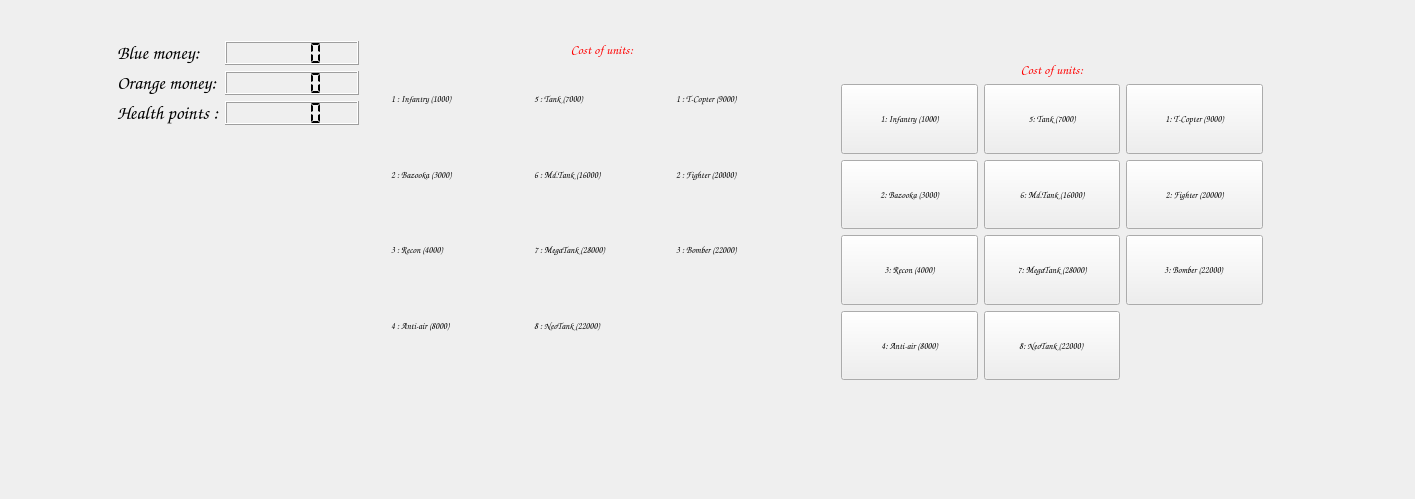
Qt form AdvanceWars/mainwindow.ui (ulb-be-pauleroy/QtCuteSmart_Advance_Wars) before a commit.
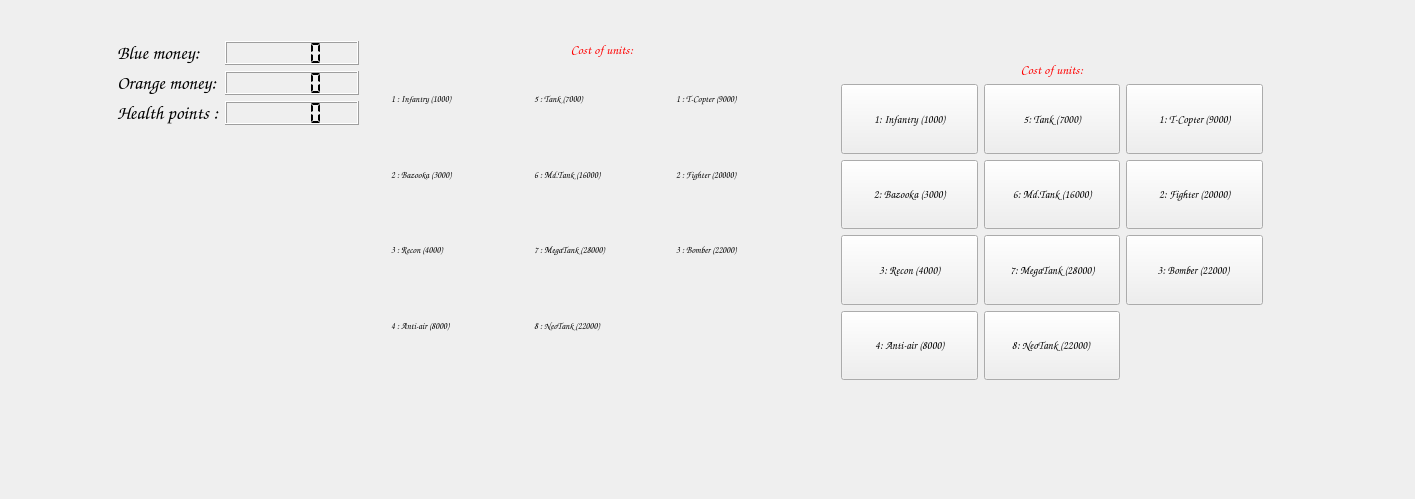
The same form after that commit.

Commit message: Continues working on mainWindow (WATCH OUT: CONTROLS HAVE CHANGED

The edit to the form file:
```diff
--- a/AdvanceWars/mainwindow.ui
+++ b/AdvanceWars/mainwindow.ui
@@ -318,7 +318,7 @@
     <property name="font">
      <font>
       <family>Comic Sans MS</family>
-      <pointsize>7</pointsize>
+      <pointsize>8</pointsize>
       <weight>75</weight>
       <bold>true</bold>
      </font>
@@ -358,12 +358,26 @@
            <verstretch>0</verstretch>
           </sizepolicy>
          </property>
+         <property name="font">
+          <font>
+           <pointsize>8</pointsize>
+          </font>
+         </property>
+         <property name="cursor">
+          <cursorShape>PointingHandCursor</cursorShape>
+         </property>
          <property name="layoutDirection">
           <enum>Qt::LeftToRight</enum>
          </property>
          <property name="text">
           <string>5: Tank (7000)</string>
          </property>
+         <property name="iconSize">
+          <size>
+           <width>30</width>
+           <height>20</height>
+          </size>
+         </property>
         </widget>
        </item>
        <item row="3" column="0">
@@ -374,12 +388,26 @@
            <verstretch>0</verstretch>
           </sizepolicy>
          </property>
+         <property name="font">
+          <font>
+           <pointsize>8</pointsize>
+          </font>
+         </property>
+         <property name="cursor">
+          <cursorShape>PointingHandCursor</cursorShape>
+         </property>
          <property name="layoutDirection">
           <enum>Qt::LeftToRight</enum>
          </property>
          <property name="text">
           <string>4: Anti-air (8000)</string>
          </property>
+         <property name="iconSize">
+          <size>
+           <width>30</width>
+           <height>20</height>
+          </size>
+         </property>
         </widget>
        </item>
        <item row="2" column="0">
@@ -390,12 +418,26 @@
            <verstretch>0</verstretch>
           </sizepolicy>
          </property>
+         <property name="font">
+          <font>
+           <pointsize>8</pointsize>
+          </font>
+         </property>
+         <property name="cursor">
+          <cursorShape>PointingHandCursor</cursorShape>
+         </property>
          <property name="layoutDirection">
           <enum>Qt::LeftToRight</enum>
          </property>
          <property name="text">
           <string>3: Recon (4000)</string>
          </property>
+         <property name="iconSize">
+          <size>
+           <width>30</width>
+           <height>20</height>
+          </size>
+         </property>
         </widget>
        </item>
        <item row="0" column="0">
@@ -406,12 +448,26 @@
            <verstretch>0</verstretch>
           </sizepolicy>
          </property>
+         <property name="font">
+          <font>
+           <pointsize>8</pointsize>
+          </font>
+         </property>
+         <property name="cursor">
+          <cursorShape>PointingHandCursor</cursorShape>
+         </property>
          <property name="layoutDirection">
           <enum>Qt::LeftToRight</enum>
          </property>
          <property name="text">
           <string>1: Infantry (1000)</string>
          </property>
+         <property name="iconSize">
+          <size>
+           <width>30</width>
+           <height>20</height>
+          </size>
+         </property>
         </widget>
        </item>
        <item row="1" column="0">
@@ -422,12 +478,26 @@
            <verstretch>0</verstretch>
           </sizepolicy>
          </property>
+         <property name="font">
+          <font>
+           <pointsize>8</pointsize>
+          </font>
+         </property>
+         <property name="cursor">
+          <cursorShape>PointingHandCursor</cursorShape>
+         </property>
          <property name="layoutDirection">
           <enum>Qt::LeftToRight</enum>
          </property>
          <property name="text">
           <string>2: Bazooka (3000)</string>
          </property>
+         <property name="iconSize">
+          <size>
+           <width>30</width>
+           <height>20</height>
+          </size>
+         </property>
         </widget>
        </item>
        <item row="0" column="2">
@@ -438,12 +508,26 @@
            <verstretch>0</verstretch>
           </sizepolicy>
          </property>
+         <property name="font">
+          <font>
+           <pointsize>8</pointsize>
+          </font>
+         </property>
+         <property name="cursor">
+          <cursorShape>PointingHandCursor</cursorShape>
+         </property>
          <property name="layoutDirection">
           <enum>Qt::LeftToRight</enum>
          </property>
          <property name="text">
           <string>1: T-Copter (9000)</string>
          </property>
+         <property name="iconSize">
+          <size>
+           <width>30</width>
+           <height>20</height>
+          </size>
+         </property>
         </widget>
        </item>
        <item row="1" column="1">
@@ -454,12 +538,26 @@
            <verstretch>0</verstretch>
           </sizepolicy>
          </property>
+         <property name="font">
+          <font>
+           <pointsize>8</pointsize>
+          </font>
+         </property>
+         <property name="cursor">
+          <cursorShape>PointingHandCursor</cursorShape>
+         </property>
          <property name="layoutDirection">
           <enum>Qt::LeftToRight</enum>
          </property>
          <property name="text">
           <string>6: Md.Tank (16000)</string>
          </property>
+         <property name="iconSize">
+          <size>
+           <width>30</width>
+           <height>20</height>
+          </size>
+         </property>
         </widget>
        </item>
        <item row="2" column="1">
@@ -470,12 +568,26 @@
            <verstretch>0</verstretch>
           </sizepolicy>
          </property>
+         <property name="font">
+          <font>
+           <pointsize>8</pointsize>
+          </font>
+         </property>
+         <property name="cursor">
+          <cursorShape>PointingHandCursor</cursorShape>
+         </property>
          <property name="layoutDirection">
           <enum>Qt::LeftToRight</enum>
          </property>
          <property name="text">
           <string>7: MegaTank (28000)</string>
          </property>
+         <property name="iconSize">
+          <size>
+           <width>30</width>
+           <height>20</height>
+          </size>
+         </property>
         </widget>
        </item>
        <item row="3" column="1">
@@ -486,12 +598,26 @@
            <verstretch>0</verstretch>
           </sizepolicy>
          </property>
+         <property name="font">
+          <font>
+           <pointsize>8</pointsize>
+          </font>
+         </property>
+         <property name="cursor">
+          <cursorShape>PointingHandCursor</cursorShape>
+         </property>
          <property name="layoutDirection">
           <enum>Qt::LeftToRight</enum>
          </property>
          <property name="text">
           <string>8: NeoTank (22000) </string>
          </property>
+         <property name="iconSize">
+          <size>
+           <width>30</width>
+           <height>20</height>
+          </size>
+         </property>
         </widget>
        </item>
        <item row="1" column="2">
@@ -502,12 +628,26 @@
            <verstretch>0</verstretch>
           </sizepolicy>
          </property>
+         <property name="font">
+          <font>
+           <pointsize>8</pointsize>
+          </font>
+         </property>
+         <property name="cursor">
+          <cursorShape>PointingHandCursor</cursorShape>
+         </property>
          <property name="layoutDirection">
           <enum>Qt::LeftToRight</enum>
          </property>
          <property name="text">
           <string>2: Fighter (20000)</string>
          </property>
+         <property name="iconSize">
+          <size>
+           <width>30</width>
+           <height>20</height>
+          </size>
+         </property>
         </widget>
        </item>
        <item row="2" column="2">
@@ -518,12 +658,26 @@
            <verstretch>0</verstretch>
           </sizepolicy>
          </property>
+         <property name="font">
+          <font>
+           <pointsize>8</pointsize>
+          </font>
+         </property>
+         <property name="cursor">
+          <cursorShape>PointingHandCursor</cursorShape>
+         </property>
          <property name="layoutDirection">
           <enum>Qt::LeftToRight</enum>
          </property>
          <property name="text">
           <string>3: Bomber (22000) </string>
          </property>
+         <property name="iconSize">
+          <size>
+           <width>30</width>
+           <height>20</height>
+          </size>
+         </property>
         </widget>
        </item>
       </layout>
```
Left out of the diff: 3 changed lines with no effect on the pictures. The commit also changes 2 other files.
